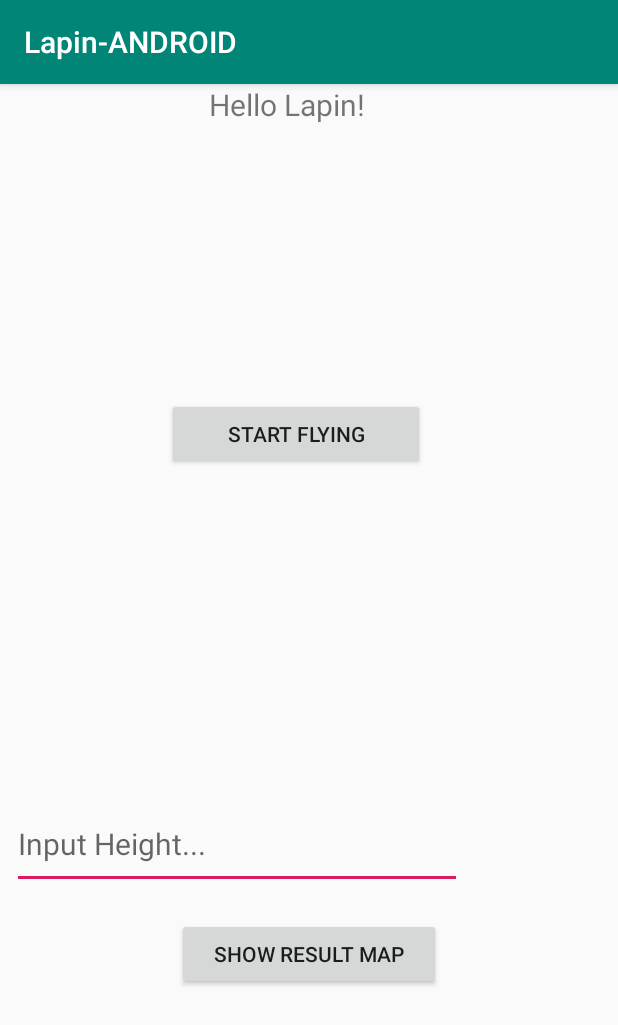
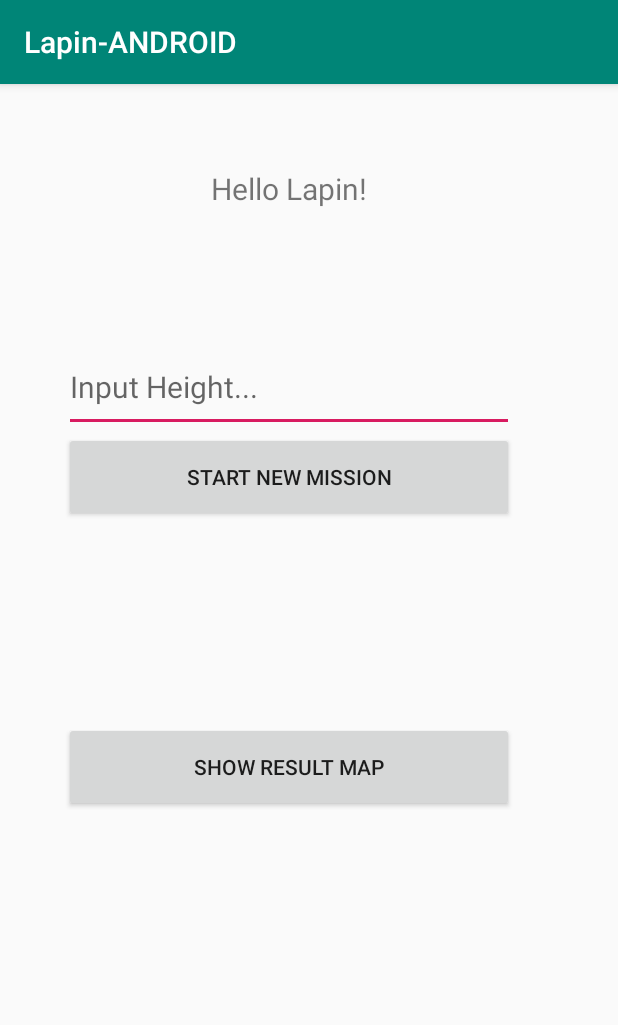
Before and after one commit to ISTIC-M2-ILa-GM/SIT-Groupe-EnAvance, an Android app: the screen it shows after launch (MainActivity), on a phone screen of 412 x 824 dp. Shown: the top 1025 px of the screen. Run offline under Robolectric (Android 15) with nearby library versions, the phone set to English and light mode, and no system bars.

Commit message:
Fix Layout/Adding Point list

```diff
--- a/mobile/app/build.gradle
+++ b/mobile/app/build.gradle
@@ -9,6 +9,8 @@ android {
         versionCode 1
         versionName "1.0"
         testInstrumentationRunner "android.support.test.runner.AndroidJUnitRunner"
+        multiDexEnabled true
+
     }
     buildTypes {
         release {
--- a/mobile/app/src/main/java/lapin/istic/com/lapin_android/model/Point.java
+++ b/mobile/app/src/main/java/lapin/istic/com/lapin_android/model/Point.java
@@ -3,7 +3,7 @@ package lapin.istic.com.lapin_android.model;
 /**
  * @author DESCHAMPS Mathieu
  */
-class Point {
+public class Point {
 
      //latitude
      private double x;
--- a/mobile/app/src/main/res/layout/activity_main.xml
+++ b/mobile/app/src/main/res/layout/activity_main.xml
@@ -8,58 +8,54 @@
 
     <TextView
         android:id="@+id/textView"
-        android:layout_width="293dp"
-        android:layout_height="65dp"
+        android:layout_width="@dimen/width"
+        android:layout_height="@dimen/height"
+        android:layout_marginTop="56dp"
         android:text="@string/hello"
+        android:textAlignment="center"
         android:textSize="20dp"
-        android:textAlignment="center"
-        app:layout_constraintHorizontal_bias="0.379"
+        app:layout_constraintHorizontal_bias="0.38"
         app:layout_constraintLeft_toLeftOf="parent"
         app:layout_constraintRight_toRightOf="parent"
         app:layout_constraintTop_toTopOf="parent" />
 
     <EditText
         android:id="@+id/hauteur"
-        android:layout_marginStart="8dp"
-        android:layout_marginTop="36dp"
-        android:layout_marginEnd="8dp"
+        android:layout_width="@dimen/width"
+        android:layout_height="@dimen/height"
+        android:layout_marginTop="56dp"
         android:hint="@string/input_height"
         android:inputType="text"
         android:maxLength="25"
         android:textSize="20dp"
-        app:layout_constraintStart_toStartOf="parent"
-        app:layout_constraintBottom_toBottomOf="parent"
-        app:layout_constraintTop_toTopOf="@id/start_flying"
-        android:layout_height="60dp"
-        android:layout_width="300dp"/>
+        app:layout_constraintEnd_toEndOf="@+id/textView"
+        app:layout_constraintHorizontal_bias="1.0"
+        app:layout_constraintStart_toStartOf="@+id/textView"
+        app:layout_constraintTop_toBottomOf="@+id/textView" />
 
 
     <Button
         android:id="@+id/start_flying"
-        android:layout_width="172dp"
-        android:layout_height="wrap_content"
-        android:layout_marginStart="84dp"
-        android:layout_marginTop="144dp"
-        android:layout_marginEnd="8dp"
+        android:layout_width="@dimen/width"
+        android:layout_height="@dimen/height"
         android:text="@string/start_flying"
-        app:layout_constraintEnd_toEndOf="parent"
-        app:layout_constraintHorizontal_bias="0.183"
-        app:layout_constraintStart_toStartOf="parent"
-        app:layout_constraintTop_toBottomOf="@+id/textView" />
+        app:layout_constraintEnd_toEndOf="@+id/hauteur"
+        app:layout_constraintHorizontal_bias="0.0"
+        app:layout_constraintStart_toStartOf="@+id/hauteur"
+        app:layout_constraintTop_toBottomOf="@+id/hauteur" />
 
     <Button
         android:id="@+id/show_result"
-        android:layout_width="176dp"
-        android:layout_height="wrap_content"
-        android:layout_marginStart="8dp"
+        android:layout_width="@dimen/width"
+        android:layout_height="@dimen/height"
         android:layout_marginTop="8dp"
-        android:layout_marginEnd="8dp"
-        android:layout_marginBottom="164dp"
+        android:layout_marginBottom="8dp"
         android:text="@string/result"
         app:layout_constraintBottom_toBottomOf="parent"
-        app:layout_constraintEnd_toEndOf="parent"
-        app:layout_constraintStart_toStartOf="parent"
+        app:layout_constraintEnd_toEndOf="@+id/start_flying"
+        app:layout_constraintHorizontal_bias="0.0"
+        app:layout_constraintStart_toStartOf="@+id/start_flying"
         app:layout_constraintTop_toBottomOf="@+id/start_flying"
-        app:layout_constraintVertical_bias="1.0" />
+        app:layout_constraintVertical_bias="0.314" />
 
 </android.support.constraint.ConstraintLayout>
--- /dev/null
+++ b/mobile/app/src/main/res/values/dimen.xml
@@ -0,0 +1,5 @@
+<?xml version="1.0" encoding="utf-8"?>
+<resources>
+    <dimen name="width">300dp</dimen>
+    <dimen name="height">60dp</dimen>
+</resources>
--- a/mobile/app/src/main/res/values/strings.xml
+++ b/mobile/app/src/main/res/values/strings.xml
@@ -2,7 +2,7 @@
     <string name="app_name">Lapin-ANDROID</string>
     <string name="hello">Hello Lapin!</string>
     <string name="result">Show Result Map</string>
-    <string name="start_flying">Start Flying</string>
+    <string name="start_flying">Start New Mission</string>
     <string name="normal_map">Normal</string>
     <string name="hybrid_map">Hybrid</string>
     <string name="satellite_map">Satellite</string>
```
Also changed, not shown: mobile/app/src/main/java/lapin/istic/com/lapin_android/activities/LocationActivity.java (+13 -6 lines), mobile/app/src/main/java/lapin/istic/com/lapin_android/components/Point2.java (deleted, +0 -48 lines).
